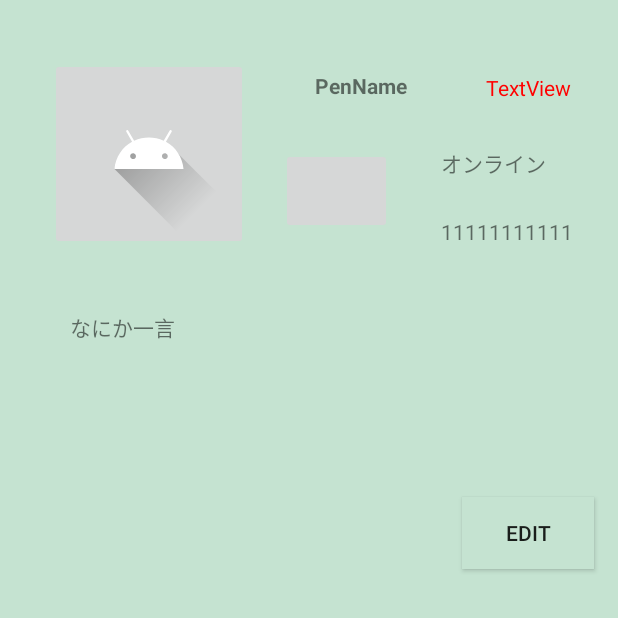
After one commit to kminamiurawa24/KiracuChat, an Android app built with Jetpack Compose: the UserOptionActivity screen opened directly, with no data from a screen before it, on a phone screen of 412 x 824 dp, the top half of it. The commit adds this screen. Run offline under Robolectric (Android 15) with nearby library versions, the phone set to English and light mode, and no system bars.

Commit message:
レイアウトの追加（アプリ）

```diff
--- a/03_MobileApp/app/build.gradle.kts
+++ b/03_MobileApp/app/build.gradle.kts
@@ -60,6 +60,8 @@ dependencies {
     implementation(libs.androidx.ui.graphics)
     implementation(libs.androidx.ui.tooling.preview)
     implementation(libs.androidx.material3)
+    implementation(libs.androidx.constraintlayout)
+    implementation(libs.androidx.appcompat)
     testImplementation(libs.junit)
     androidTestImplementation(libs.androidx.junit)
     androidTestImplementation(libs.androidx.espresso.core)
--- a/03_MobileApp/app/src/main/AndroidManifest.xml
+++ b/03_MobileApp/app/src/main/AndroidManifest.xml
@@ -26,6 +26,8 @@
                 <category android:name="android.intent.category.LAUNCHER" />
             </intent-filter>
         </activity>
+        <activity android:name=".channel" />
+        <activity android:name=".UserOptionActivity" />
     </application>
 
 </manifest>
--- /dev/null
+++ b/03_MobileApp/app/src/main/java/com/example/kiracuchat/UserOptionActivity.kt
@@ -0,0 +1,16 @@
+package com.example.kiracuchat
+
+import android.content.Intent
+import android.os.Bundle
+import android.widget.Button
+import android.widget.ImageButton
+import androidx.activity.ComponentActivity
+import androidx.appcompat.app.AppCompatActivity
+
+
+class UserOptionActivity : ComponentActivity()  {
+    override fun onCreate(savedInstanceState: Bundle?) {
+        super.onCreate(savedInstanceState)
+            setContentView(R.layout.user_option)
+    }
+}
--- /dev/null
+++ b/03_MobileApp/app/src/main/res/layout/user_option.xml
@@ -0,0 +1,119 @@
+<?xml version="1.0" encoding="utf-8"?>
+<androidx.constraintlayout.widget.ConstraintLayout
+    xmlns:android="http://schemas.android.com/apk/res/android"
+    xmlns:app="http://schemas.android.com/apk/res-auto"
+    xmlns:tools="http://schemas.android.com/tools"
+    android:layout_width="match_parent"
+    android:layout_height="match_parent"
+    tools:context=".UserOptionActivity"
+    android:background="#C5E3D1">
+
+
+    <TextView
+        android:id="@+id/PenName"
+        android:layout_width="106dp"
+        android:layout_height="29dp"
+        android:layout_marginEnd="24dp"
+        android:gravity="center"
+        android:text="PenName"
+        android:textStyle="bold"
+        app:layout_constraintBottom_toBottomOf="parent"
+        app:layout_constraintEnd_toEndOf="parent"
+        app:layout_constraintHorizontal_bias="0.665"
+        app:layout_constraintStart_toStartOf="parent"
+        app:layout_constraintTop_toTopOf="parent"
+        app:layout_constraintVertical_bias="0.054" />
+
+    <TextView
+        android:id="@+id/userLevel"
+        android:layout_width="73dp"
+        android:layout_height="27dp"
+        android:gravity="center"
+        android:text="TextView"
+        android:textColor="#FF0000"
+        app:layout_constraintBottom_toBottomOf="parent"
+        app:layout_constraintEnd_toEndOf="parent"
+        app:layout_constraintHorizontal_bias="0.931"
+        app:layout_constraintStart_toStartOf="parent"
+        app:layout_constraintTop_toTopOf="parent"
+        app:layout_constraintVertical_bias="0.056" />
+
+    <ImageButton
+        android:id="@+id/user_level_icon"
+        android:layout_width="wrap_content"
+        android:layout_height="wrap_content"
+        android:layout_marginEnd="101dp"
+        android:src="@drawable/ic_launcher_foreground"
+        app:layout_constraintBottom_toBottomOf="parent"
+        app:layout_constraintEnd_toEndOf="parent"
+        app:layout_constraintHorizontal_bias="0.185"
+        app:layout_constraintStart_toStartOf="parent"
+        app:layout_constraintTop_toTopOf="parent"
+        app:layout_constraintVertical_bias="0.056" />
+
+    <ImageButton
+        android:id="@+id/user_icon"
+        android:layout_width="74dp"
+        android:layout_height="57dp"
+        app:layout_constraintBottom_toBottomOf="parent"
+        app:layout_constraintEnd_toEndOf="parent"
+        app:layout_constraintHorizontal_bias="0.554"
+        app:layout_constraintStart_toStartOf="parent"
+        app:layout_constraintTop_toTopOf="parent"
+        app:layout_constraintVertical_bias="0.129"
+        tools:src="@tools:sample/avatars" />
+
+    <TextView
+        android:id="@+id/online"
+        android:layout_width="wrap_content"
+        android:layout_height="wrap_content"
+        android:text="オンライン"
+        app:layout_constraintBottom_toBottomOf="parent"
+        app:layout_constraintEnd_toEndOf="parent"
+        app:layout_constraintHorizontal_bias="0.859"
+        app:layout_constraintStart_toStartOf="parent"
+        app:layout_constraintTop_toTopOf="parent"
+        app:layout_constraintVertical_bias="0.122" />
+
+    <TextView
+        android:id="@+id/user_id"
+        android:layout_width="119dp"
+        android:layout_height="16dp"
+        android:gravity="center"
+        android:text="11111111111"
+        app:layout_constraintBottom_toBottomOf="parent"
+        app:layout_constraintEnd_toEndOf="parent"
+        app:layout_constraintHorizontal_bias="0.952"
+        app:layout_constraintStart_toStartOf="parent"
+        app:layout_constraintTop_toTopOf="parent"
+        app:layout_constraintVertical_bias="0.179" />
+
+    <TextView
+        android:id="@+id/messeage"
+        android:layout_width="351dp"
+        android:layout_height="111dp"
+        android:text="なにか一言"
+        app:layout_constraintBottom_toBottomOf="parent"
+        app:layout_constraintEnd_toEndOf="parent"
+        app:layout_constraintHorizontal_bias="0.766"
+        app:layout_constraintStart_toStartOf="parent"
+        app:layout_constraintTop_toTopOf="parent"
+        app:layout_constraintVertical_bias="0.291" />
+
+    <Button
+        android:id="@+id/edit_btn"
+        android:layout_width="wrap_content"
+        android:layout_height="wrap_content"
+        android:background="#C5E3D1"
+        android:text="Edit"
+        app:layout_constraintBottom_toBottomOf="parent"
+        app:layout_constraintEnd_toEndOf="parent"
+        app:layout_constraintHorizontal_bias="0.95"
+        app:layout_constraintStart_toStartOf="parent"
+        app:layout_constraintTop_toTopOf="parent"
+        app:layout_constraintVertical_bias="0.427" />
+
+
+
+
+</androidx.constraintlayout.widget.ConstraintLayout>
--- a/03_MobileApp/gradle/libs.versions.toml
+++ b/03_MobileApp/gradle/libs.versions.toml
@@ -8,6 +8,8 @@ espressoCore = "3.6.1"
 lifecycleRuntimeKtx = "2.8.7"
 activityCompose = "1.9.3"
 composeBom = "2024.04.01"
+constraintlayout = "2.2.0"
+appcompat = "1.7.0"
 
 [libraries]
 androidx-core-ktx = { group = "androidx.core", name = "core-ktx", version.ref = "coreKtx" }
@@ -24,6 +26,8 @@ androidx-ui-tooling-preview = { group = "androidx.compose.ui", name = "ui-toolin
 androidx-ui-test-manifest = { group = "androidx.compose.ui", name = "ui-test-manifest" }
 androidx-ui-test-junit4 = { group = "androidx.compose.ui", name = "ui-test-junit4" }
 androidx-material3 = { group = "androidx.compose.material3", name = "material3" }
+androidx-constraintlayout = { group = "androidx.constraintlayout", name = "constraintlayout", version.ref = "constraintlayout" }
+androidx-appcompat = { group = "androidx.appcompat", name = "appcompat", version.ref = "appcompat" }
 
 [plugins]
 android-application = { id = "com.android.application", version.ref = "agp" }
```
Also changed, not shown: 03_MobileApp/app/src/main/java/com/example/kiracuchat/MainActivity.kt (+17 -3 lines), 03_MobileApp/app/src/main/java/com/example/kiracuchat/channel.kt (added, +14 -0 lines), 03_MobileApp/app/src/main/res/layout/activity_main.xml (+14 -0 lines), 03_MobileApp/app/src/main/res/layout/channel.xml (added, +43 -0 lines).
